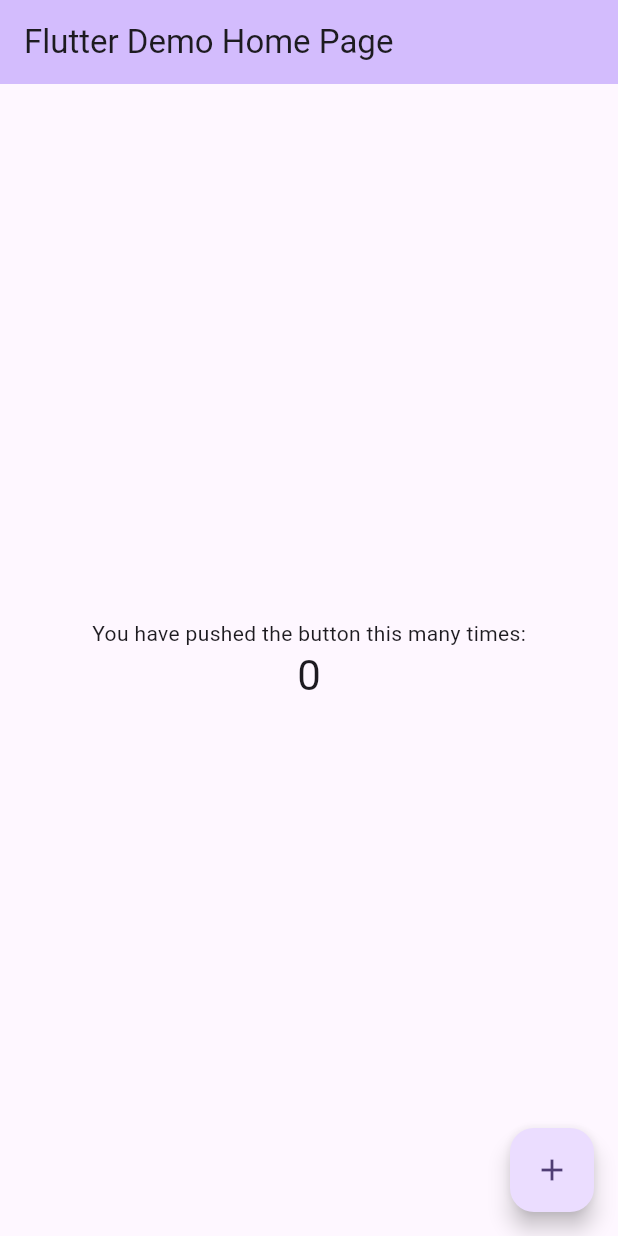
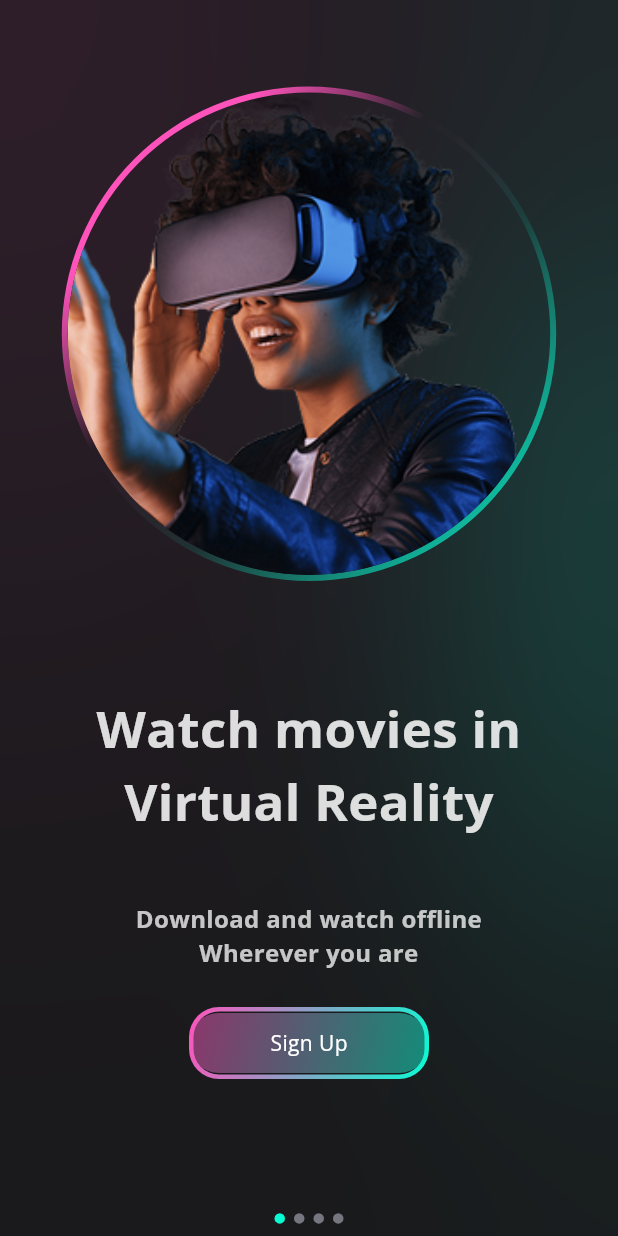
Before and after one commit to Iqra-Ilyas094093/NeonMovieApp, a Flutter app: the screen it shows after launch, on a phone screen of 412 x 824 dp. Run offline on Flutter 3.47's test engine with Material 3 defaults, Android fonts, the phone set to English and light mode, and no system bars; our stand-ins replace google_fonts.

Commit message:
on boarding screen done

```diff
--- /dev/null
+++ b/lib/constant.dart
@@ -0,0 +1,11 @@
+import 'dart:ui';
+
+class Constants{
+  static const Color kPinkColor = Color(0xFFFE53BB);
+  static const Color kCyanColor = Color(0xFF08F7FE);
+  static const Color KGreenColor = Color(0xFF09FBD3);
+  static const Color KYellowColor = Color(0xFFF2A33A);
+  static const Color KBlackColor = Color(0xFF19191B);
+  static const Color KWhiteColor = Color(0xFFFFFFFF);
+  static const Color KGreyColor = Color(0xFF767680);
+}
--- a/lib/main.dart
+++ b/lib/main.dart
@@ -1,4 +1,6 @@
 import 'package:flutter/material.dart';
+import 'package:google_fonts/google_fonts.dart';
+import 'package:neon_movie_app/screen/OnboardingScreen.dart';
 
 void main() {
   runApp(const MyApp());
@@ -12,111 +14,11 @@ class MyApp extends StatelessWidget {
   Widget build(BuildContext context) {
     return MaterialApp(
       title: 'Flutter Demo',
+      debugShowCheckedModeBanner: false,
       theme: ThemeData(
-        // This is the theme of your application.
-        //
-        // TRY THIS: Try running your application with "flutter run". You'll see
-        // the application has a purple toolbar. Then, without quitting the app,
-        // try changing the seedColor in the colorScheme below to Colors.green
-        // and then invoke "hot reload" (save your changes or press the "hot
-        // reload" button in a Flutter-supported IDE, or press "r" if you used
-        // the command line to start the app).
-        //
-        // Notice that the counter didn't reset back to zero; the application
-        // state is not lost during the reload. To reset the state, use hot
-        // restart instead.
-        //
-        // This works for code too, not just values: Most code changes can be
-        // tested with just a hot reload.
-        colorScheme: ColorScheme.fromSeed(seedColor: Colors.deepPurple),
+       fontFamily: GoogleFonts.openSans().fontFamily,
       ),
-      home: const MyHomePage(title: 'Flutter Demo Home Page'),
+      home: onBoardingScreen(),
     );
   }
 }
-
-class MyHomePage extends StatefulWidget {
-  const MyHomePage({super.key, required this.title});
-
-  // This widget is the home page of your application. It is stateful, meaning
-  // that it has a State object (defined below) that contains fields that affect
-  // how it looks.
-
-  // This class is the configuration for the state. It holds the values (in this
-  // case the title) provided by the parent (in this case the App widget) and
-  // used by the build method of the State. Fields in a Widget subclass are
-  // always marked "final".
-
-  final String title;
-
-  @override
-  State<MyHomePage> createState() => _MyHomePageState();
-}
-
-class _MyHomePageState extends State<MyHomePage> {
-  int _counter = 0;
-
-  void _incrementCounter() {
-    setState(() {
-      // This call to setState tells the Flutter framework that something has
-      // changed in this State, which causes it to rerun the build method below
-      // so that the display can reflect the updated values. If we changed
-      // _counter without calling setState(), then the build method would not be
-      // called again, and so nothing would appear to happen.
-      _counter++;
-    });
-  }
-
-  @override
-  Widget build(BuildContext context) {
-    // This method is rerun every time setState is called, for instance as done
-    // by the _incrementCounter method above.
-    //
-    // The Flutter framework has been optimized to make rerunning build methods
-    // fast, so that you can just rebuild anything that needs updating rather
-    // than having to individually change instances of widgets.
-    return Scaffold(
-      appBar: AppBar(
-        // TRY THIS: Try changing the color here to a specific color (to
-        // Colors.amber, perhaps?) and trigger a hot reload to see the AppBar
-        // change color while the other colors stay the same.
-        backgroundColor: Theme.of(context).colorScheme.inversePrimary,
-        // Here we take the value from the MyHomePage object that was created by
-        // the App.build method, and use it to set our appbar title.
-        title: Text(widget.title),
-      ),
-      body: Center(
-        // Center is a layout widget. It takes a single child and positions it
-        // in the middle of the parent.
-        child: Column(
-          // Column is also a layout widget. It takes a list of children and
-          // arranges them vertically. By default, it sizes itself to fit its
-          // children horizontally, and tries to be as tall as its parent.
-          //
-          // Column has various properties to control how it sizes itself and
-          // how it positions its children. Here we use mainAxisAlignment to
-          // center the children vertically; the main axis here is the vertical
-          // axis because Columns are vertical (the cross axis would be
-          // horizontal).
-          //
-          // TRY THIS: Invoke "debug painting" (choose the "Toggle Debug Paint"
-          // action in the IDE, or press "p" in the console), to see the
-          // wireframe for each widget.
-          mainAxisAlignment: MainAxisAlignment.center,
-          children: <Widget>[
-            const Text('You have pushed the button this many times:'),
-            Text(
-              '$_counter',
-              style: Theme.of(context).textTheme.headlineMedium,
-            ),
-          ],
-        ),
-      ),
-      floatingActionButton: FloatingActionButton(
-        onPressed: _incrementCounter,
-        tooltip: 'Increment',
-        child: const Icon(Icons.add),
-      ), // This trailing comma makes auto-formatting nicer for build methods.
-    );
-  }
-}
--- /dev/null
+++ b/lib/screen/OnboardingScreen.dart
@@ -0,0 +1,196 @@
+import 'dart:ui';
+
+import 'package:flutter/cupertino.dart';
+import 'package:flutter/material.dart';
+import 'package:neon_movie_app/screen/gradientCornerAvatar.dart';
+
+import '../constant.dart';
+
+class onBoardingScreen extends StatelessWidget {
+  const onBoardingScreen({super.key});
+
+  @override
+  Widget build(BuildContext context) {
+    final screenWidth = MediaQuery.of(context).size.width;
+    final screenHeight = MediaQuery.of(context).size.height;
+    return Scaffold(
+      extendBody: true,
+      backgroundColor: Constants.KBlackColor,
+      body: SizedBox(
+        width: screenWidth,
+        height: screenHeight,
+        child: Stack(
+          children: [
+            Positioned(
+              top: screenHeight * 0.08,
+              left: -89,
+              child: Container(
+                height: 166,
+                width: 166,
+                decoration: BoxDecoration(
+                  shape: BoxShape.circle,
+                  color: Constants.kPinkColor,
+                ),
+                child: BackdropFilter(
+                  filter: ImageFilter.blur(sigmaX: 200, sigmaY: 200),
+                  child: Container(
+                    height: 166,
+                    width: 166,
+                    decoration: BoxDecoration(
+                      color: Colors.transparent,
+                      shape: BoxShape.circle,
+                    ),
+                  ),
+                ),
+              ),
+            ),
+            Positioned(
+              top: screenHeight * 0.35,
+              right: -89,
+              child: Container(
+                height: 166,
+                width: 166,
+                decoration: BoxDecoration(
+                  color: Constants.KGreenColor,
+                  shape: BoxShape.circle,
+                ),
+                child: BackdropFilter(
+                  filter: ImageFilter.blur(sigmaY: 200, sigmaX: 100),
+                  child: Container(
+                    height: 166,
+                    width: 166,
+                    decoration: BoxDecoration(
+                      shape: BoxShape.circle,
+                      color: Colors.transparent,
+                    ),
+                  ),
+                ),
+              ),
+            ),
+            SafeArea(
+              child: Column(
+                mainAxisAlignment: MainAxisAlignment.center,
+                crossAxisAlignment: CrossAxisAlignment.center,
+                children: [
+                  SizedBox(height: screenHeight * 0.07),
+                  UnicornOutlineButton(
+                    height: screenWidth * 0.8,
+                    width: screenWidth * 0.8,
+                    padding: EdgeInsets.all(4),
+                    strokeWidth: 4,
+                    radius: screenWidth * 0.8,
+                    gradient: LinearGradient(
+                      colors: [
+                        Constants.kPinkColor,
+                        Constants.kPinkColor.withOpacity(0),
+                        Constants.KGreenColor.withOpacity(0.1),
+                        Constants.KGreenColor,
+                      ],
+                      begin: Alignment.topLeft,
+                      end: Alignment.bottomRight,
+                      stops: [0.2, 0.4, 0.6, 1],
+                    ),
+                    child: Container(
+                      height: screenWidth * 0.8 -8, // 8 = padding(4) + strokeWidth(4)
+                      width: screenWidth * 0.8 -8,
+                      decoration: BoxDecoration(
+                        shape: BoxShape.circle,
+                        image: DecorationImage(
+                          image: AssetImage(
+                            'assets/images/onBoardingAvatar.png',
+                          ),
+                          fit: BoxFit.cover,
+                        ),
+                      ),
+                    ),
+                    onPressed: () {},
+                  ),
+                  SizedBox(height: screenHeight * 0.09),
+                  Text(
+                    'Watch movies in \nVirtual Reality',
+                    textAlign: TextAlign.center,
+                    style: TextStyle(
+                      color: Constants.KWhiteColor.withOpacity(0.85),
+                      fontWeight: FontWeight.w700,
+                      fontSize: screenHeight <= 667 ? 18 : 34,
+                    ),
+                  ),
+                  SizedBox(height: screenHeight * 0.05),
+                  Text(
+                    'Download and watch offline\nWherever you are',
+                    textAlign: TextAlign.center,
+                    style: TextStyle(
+                      color: Constants.KWhiteColor.withOpacity(0.75),
+                      fontWeight: FontWeight.w700,
+                      fontSize: screenHeight <= 667 ? 12 : 16,
+                    ),
+                  ),
+                  SizedBox(height: screenHeight * 0.03),
+                  UnicornOutlineButton(
+                    height: 38,
+                    padding: EdgeInsets.zero,
+                    width: 160,
+                    strokeWidth: 3,
+                    radius: 20,
+                    gradient: LinearGradient(
+                      begin: Alignment.topLeft,
+                      end: Alignment.bottomRight,
+                      colors: [Constants.kPinkColor, Constants.KGreenColor],
+                    ),
+                    child: Container(
+                      decoration: BoxDecoration(
+                        borderRadius: BorderRadius.circular(20),
+                        gradient: LinearGradient(
+                          colors: [
+                            Constants.kPinkColor.withOpacity(0.5),
+                            Constants.KGreenColor.withOpacity(0.5),
+                          ],
+                          begin: Alignment.topLeft,
+                          end: Alignment.bottomRight,
+                        ),
+                      ),
+                      child: Center(
+                        child: Text(
+                          'Sign Up',
+                          style: TextStyle(
+                            fontSize: 14,
+                            color: Constants.KWhiteColor,
+                          ),
+                        ),
+                      ),
+                      height: 40,
+                      width: 160,
+                    ),
+                    onPressed: () {},
+                  ),
+                  Spacer(),
+                  Row(
+                    mainAxisAlignment: MainAxisAlignment.center,
+                    children: List.generate(
+                      4,
+                      (index) => Padding(
+                        padding: const EdgeInsets.symmetric(horizontal: 3.0),
+                        child: Container(
+                          height: 7,
+                          width: 7,
+                          decoration: BoxDecoration(
+                            shape: BoxShape.circle,
+                            color:
+                                index == 0
+                                    ? Constants.KGreenColor
+                                    : Constants.KGreyColor,
+                          ),
+                        ),
+                      ),
+                    ),
+                  ),
+                  SizedBox(height: screenHeight * 0.01,)
+                ],
+              ),
+            ),
+          ],
+        ),
+      ),
+    );
+  }
+}
--- /dev/null
+++ b/lib/screen/gradientCornerAvatar.dart
@@ -0,0 +1,81 @@
+import 'package:flutter/material.dart';
+
+class UnicornOutlineButton extends StatelessWidget {
+  final _GradientPainter _painter;
+  final Widget _child;
+  final VoidCallback _callback;
+  final double _radius;
+  final EdgeInsets padding;
+  final double height;
+  final double width;
+
+  UnicornOutlineButton({
+    required double strokeWidth,
+    required double radius,
+    required Gradient gradient,
+    required Widget child,
+    required VoidCallback onPressed, required this.padding, required this.height, required this.width,
+  })  : this._painter = _GradientPainter(strokeWidth: strokeWidth, radius: radius, gradient: gradient),
+        this._child = child,
+        this._callback = onPressed,
+        this._radius = radius;
+
+  @override
+  Widget build(BuildContext context) {
+    return CustomPaint(
+      painter: _painter,
+      child: GestureDetector(
+        behavior: HitTestBehavior.translucent,
+        onTap: _callback,
+        child: Container(
+          padding: padding,
+          height: height,
+          width: width,
+          constraints: BoxConstraints(minWidth: 88, minHeight: 48),
+          child: Row(
+            mainAxisSize: MainAxisSize.min,
+            mainAxisAlignment: MainAxisAlignment.center,
+            children: <Widget>[
+              _child,
+            ],
+          ),
+        ),
+      ),
+    );
+  }
+}
+
+class _GradientPainter extends CustomPainter {
+  final Paint _paint = Paint();
+  final double radius;
+  final double strokeWidth;
+  final Gradient gradient;
+
+  _GradientPainter({required double strokeWidth, required double radius, required Gradient gradient})
+      : this.strokeWidth = strokeWidth,
+        this.radius = radius,
+        this.gradient = gradient;
+
+  @override
+  void paint(Canvas canvas, Size size) {
+    // create outer rectangle equals size
+    Rect outerRect = Offset.zero & size;
+    var outerRRect = RRect.fromRectAndRadius(outerRect, Radius.circular(radius));
+
+    // create inner rectangle smaller by strokeWidth
+    Rect innerRect = Rect.fromLTWH(strokeWidth, strokeWidth, size.width - strokeWidth * 2, size.height - strokeWidth * 2);
+    var innerRRect = RRect.fromRectAndRadius(innerRect, Radius.circular(radius - strokeWidth));
+
+    // apply gradient shader
+    _paint.shader = gradient.createShader(outerRect);
+
+    // create difference between outer and inner paths and draw it
+    Path path1 = Path()..addRRect(outerRRect);
+    Path path2 = Path()..addRRect(innerRRect);
+    var path = Path.combine(PathOperation.difference, path1, path2);
+    canvas.drawPath(path, _paint);
+  }
+
+  @override
+  bool shouldRepaint(CustomPainter oldDelegate) => oldDelegate != this;
+}
```
Also changed, not shown: pubspec.yaml (+9 -3 lines), assets/images/onBoardingAvatar.png (added), pubspec.lock, 2 other files.
